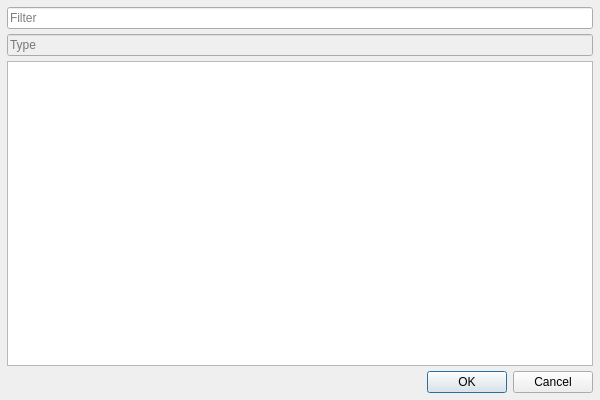
Old version of the form Tracker-lib/src/UI/SearchCreatorDialog/SearchCreatorDialog.ui in the repository NikolaRoev/Tracker.
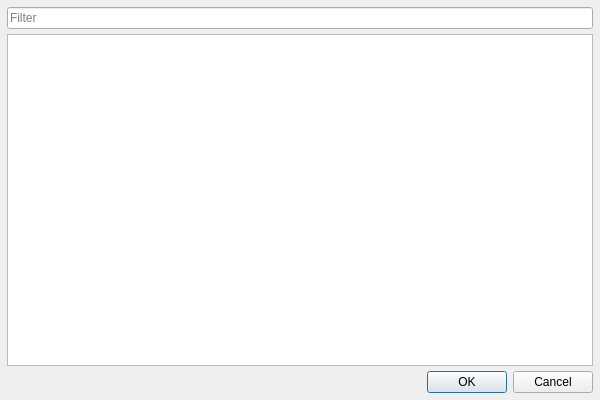
New version of the form.

Commit message: Added Author/Artist functionality to Database and UI.

Patch:
```diff
--- a/Tracker-lib/src/UI/SearchCreatorDialog/SearchCreatorDialog.ui
+++ b/Tracker-lib/src/UI/SearchCreatorDialog/SearchCreatorDialog.ui
@@ -36,16 +36,6 @@
      </property>
     </widget>
    </item>
-   <item>
-    <widget class="QLineEdit" name="typeLineEdit">
-     <property name="enabled">
-      <bool>false</bool>
-     </property>
-     <property name="placeholderText">
-      <string>Type</string>
-     </property>
-    </widget>
-   </item>
    <item>
     <widget class="QListWidget" name="listWidget">
      <property name="editTriggers">
```
Left out of the diff: 32 changed lines with no effect on the pictures. The commit also changes 7 other files.
